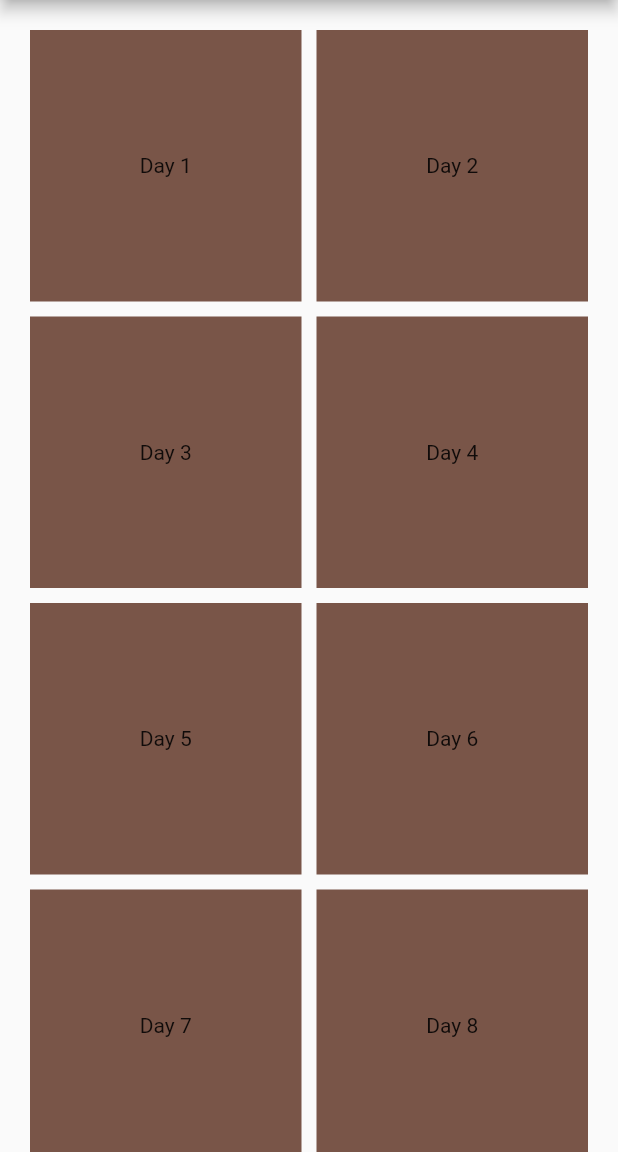
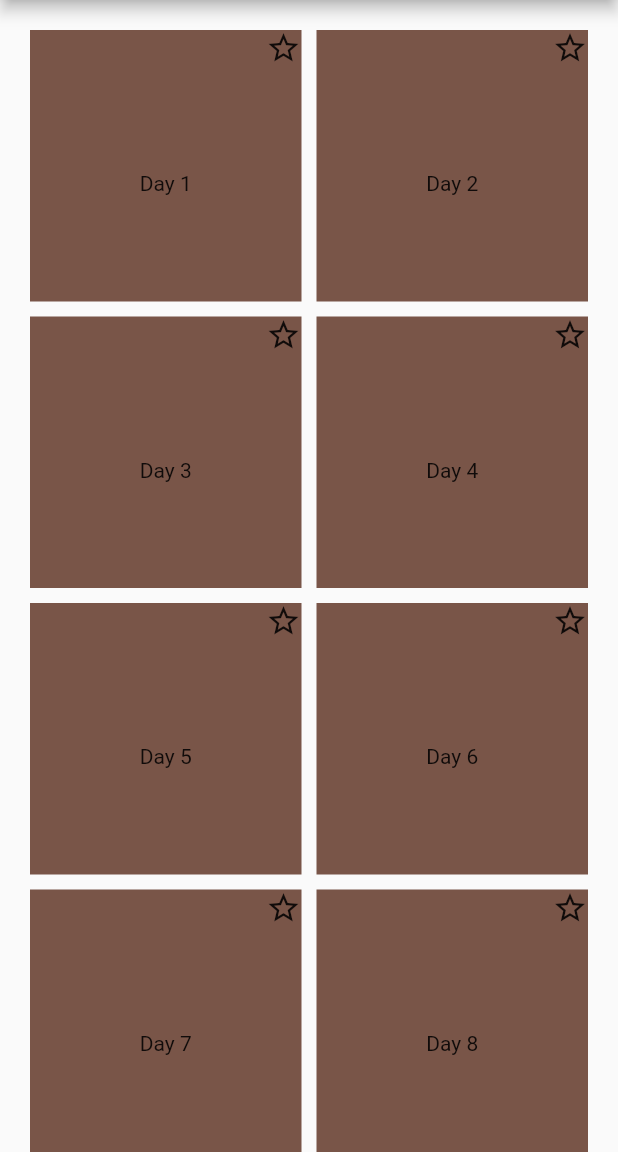
Before and after one commit to BlexSetlog/advent_of_code_2021, a Flutter app: the screen it shows after launch, on a phone screen of 412 x 824 dp, the part 84-1236 px from its top. Run offline on Flutter 3.47's test engine with Material 2 defaults, Android fonts, the light colour scheme and no system bars; project files that could hold a hidden picture were left out.

Commit message:
finish setup

```diff
--- /dev/null
+++ b/lib/days/one.dart
@@ -0,0 +1,23 @@
+import 'package:flutter/material.dart';
+import 'package:flutter/widgets.dart';
+
+class One extends StatelessWidget {
+  const One({Key? key}) : super(key: key);
+
+  @override
+  Widget build(BuildContext context) {
+    return Scaffold(
+      appBar: AppBar(
+        title: const Text("Day One"),
+      ),
+      body: Center(
+        child: ElevatedButton(
+          onPressed: () {
+            Navigator.pop(context);
+          },
+          child: const Text('Back to overview'),
+        ),
+      ),
+    );
+  }
+}
--- /dev/null
+++ b/lib/shared/day.dart
@@ -0,0 +1,7 @@
+class Day {
+  final int number;
+  final bool checked;
+  final bool checkedSecond;
+
+  Day({required this.number, this.checked = false, this.checkedSecond = false});
+}
--- /dev/null
+++ b/lib/shared/day_tile.dart
@@ -0,0 +1,54 @@
+import 'dart:math';
+
+import 'package:advent_of_code_2021/days/one.dart';
+import 'package:advent_of_code_2021/shared/day.dart';
+import 'package:flutter/material.dart';
+import 'package:flutter/widgets.dart';
+
+class DayTile extends StatelessWidget {
+  final Day day;
+
+  const DayTile({
+    required this.day,
+    Key? key,
+  }) : super(key: key);
+
+  @override
+  Widget build(BuildContext context) {
+    return GestureDetector(
+      onTap: () {
+        Navigator.push(
+          context,
+          MaterialPageRoute(builder: (context) => const One()),
+        );
+      },
+      child: Container(
+        child: Column(
+          children: [
+            Row(
+              mainAxisAlignment: MainAxisAlignment.end,
+              children: [
+                Icon(
+                  day.checked ? Icons.star : Icons.star_border,
+                  color: day.checked
+                      ? day.checkedSecond
+                          ? Colors.yellow
+                          : Colors.grey
+                      : null,
+                ),
+              ],
+            ),
+            Expanded(
+              child: Center(
+                child: Text(
+                  "Day ${day.number}",
+                ),
+              ),
+            ),
+          ],
+        ),
+        color: Colors.primaries[Random().nextInt(Colors.primaries.length)],
+      ),
+    );
+  }
+}
--- /dev/null
+++ b/lib/shared/days_list.dart
@@ -0,0 +1,32 @@
+import 'package:advent_of_code_2021/shared/day.dart';
+
+class DaysList {
+  final List<Day> days = [
+    Day(number: 1, checked: false, checkedSecond: false),
+    Day(number: 2, checked: false, checkedSecond: false),
+    Day(number: 3, checked: false, checkedSecond: false),
+    Day(number: 4, checked: false, checkedSecond: false),
+    Day(number: 5, checked: false, checkedSecond: false),
+    Day(number: 6, checked: false, checkedSecond: false),
+    Day(number: 7, checked: false, checkedSecond: false),
+    Day(number: 8, checked: false, checkedSecond: false),
+    Day(number: 9, checked: false, checkedSecond: false),
+    Day(number: 10, checked: false, checkedSecond: false),
+    Day(number: 11, checked: false, checkedSecond: false),
+    Day(number: 12, checked: false, checkedSecond: false),
+    Day(number: 13, checked: false, checkedSecond: false),
+    Day(number: 14, checked: false, checkedSecond: false),
+    Day(number: 15, checked: false, checkedSecond: false),
+    Day(number: 16, checked: false, checkedSecond: false),
+    Day(number: 17, checked: false, checkedSecond: false),
+    Day(number: 18, checked: false, checkedSecond: false),
+    Day(number: 19, checked: false, checkedSecond: false),
+    Day(number: 20, checked: false, checkedSecond: false),
+    Day(number: 21, checked: false, checkedSecond: false),
+    Day(number: 22, checked: false, checkedSecond: false),
+    Day(number: 23, checked: false, checkedSecond: false),
+    Day(number: 24, checked: false, checkedSecond: false),
+  ];
+
+  DaysList();
+}
--- a/lib/shared/days_overview.dart
+++ b/lib/shared/days_overview.dart
@@ -1,10 +1,14 @@
 import 'dart:math';
 
+import 'package:advent_of_code_2021/shared/day.dart';
+import 'package:advent_of_code_2021/shared/day_tile.dart';
 import 'package:flutter/cupertino.dart';
 import 'package:flutter/material.dart';
 
+import 'days_list.dart';
+
 class DaysOverview extends StatelessWidget {
-  final List<int> days = Iterable<int>.generate(24).toList();
+  final DaysList daysList = DaysList();
 
   DaysOverview({Key? key}) : super(key: key);
 
@@ -16,16 +20,9 @@ class DaysOverview extends StatelessWidget {
       crossAxisSpacing: 10,
       mainAxisSpacing: 10,
       crossAxisCount: 2,
-      children: days
+      children: daysList.days
           .map(
-            (e) => Container(
-                child: Center(
-                  child: Text(
-                    "Day ${e + 1}",
-                  ),
-                ),
-                color: Colors
-                    .primaries[Random().nextInt(Colors.primaries.length)]),
+            (day) => DayTile(day: day),
           )
           .toList(),
     );
```
Also changed, not shown: lib/main.dart (+0 -14 lines).
